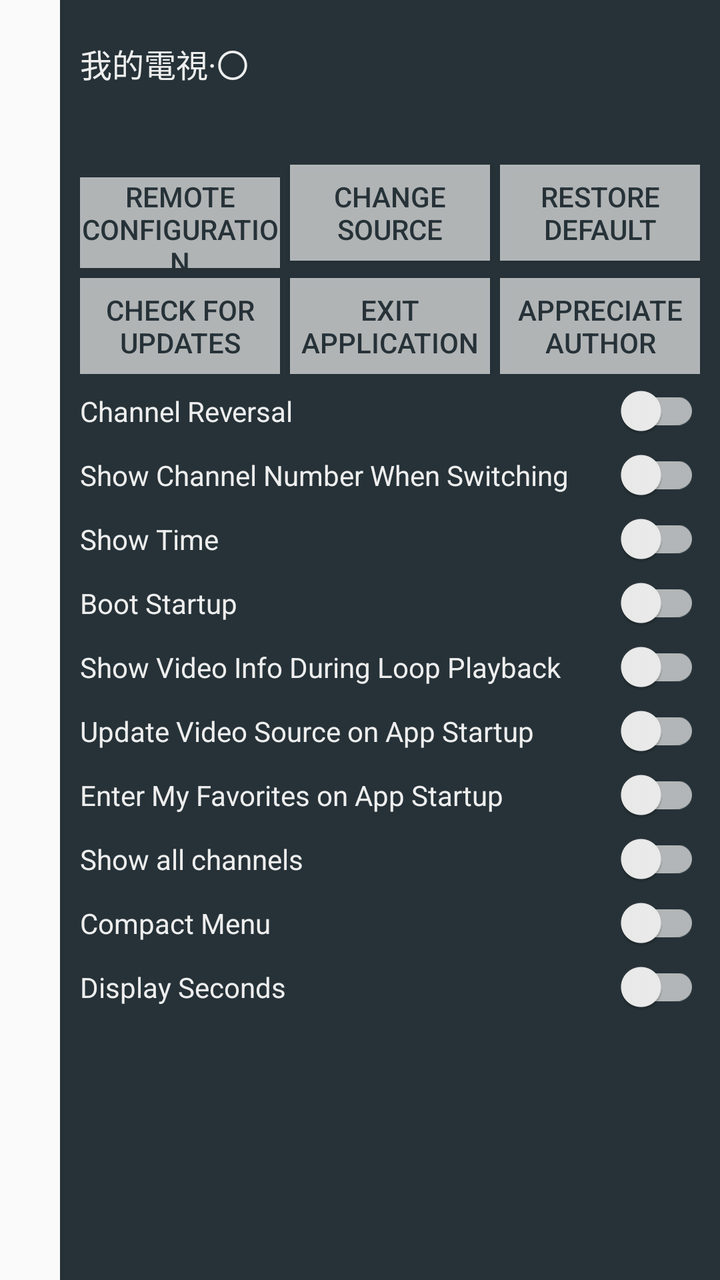
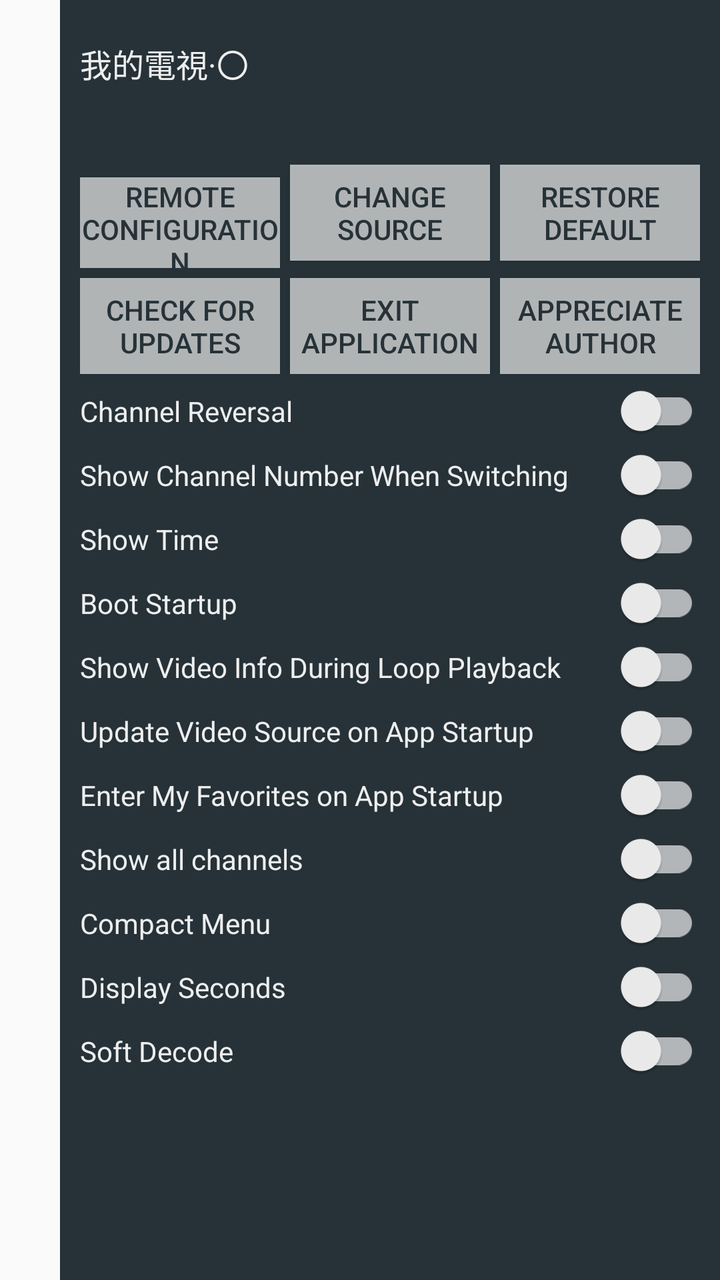

The first picture is an Android layout as it rendered before a commit; the second is the same layout after the commit. The layout source and the unified diff follow.
<!-- AndroidManifest.xml: application theme Theme.MyTV0 -->
<!-- res/layout/setting.xml -->
<?xml version="1.0" encoding="utf-8"?>
<LinearLayout xmlns:android="http://schemas.android.com/apk/res/android"
    xmlns:app="http://schemas.android.com/apk/res-auto"
    android:id="@+id/setting"
    android:layout_width="match_parent"
    android:layout_height="match_parent"
    android:clickable="true"
    android:focusable="false"
    android:gravity="end"
    >
    <ScrollView
        android:id="@+id/container"
        android:layout_width="wrap_content"
        android:layout_height="match_parent"
        android:fillViewport="true"
        >
    <LinearLayout
        android:id="@+id/content"
        android:layout_width="330dp"
        android:layout_height="wrap_content"
        android:orientation="vertical"
        android:paddingTop="20dp"
        android:paddingLeft="10dp"
        android:paddingRight="10dp"
        android:background="@color/blur"
        >
        <LinearLayout
            android:layout_width="match_parent"
            android:layout_height="wrap_content"
            android:orientation="horizontal"
            >
            <TextView
                android:id="@+id/name"
                android:layout_width="wrap_content"
                android:layout_height="wrap_content"
                android:textColor="@color/title_blur"
                android:text="@string/app_name"
                android:textSize="16sp"
                android:layout_gravity="bottom" />
            <TextView
                android:id="@+id/version_name"
                android:layout_width="wrap_content"
                android:layout_height="wrap_content"
                android:textColor="@color/description_blur"
                android:text=""
                android:textSize="14sp"
                android:layout_gravity="bottom"
                android:layout_marginStart="8dp" />
        </LinearLayout>

        <TextView
            android:id="@+id/version"
            android:layout_width="wrap_content"
            android:layout_height="wrap_content"
            android:layout_marginTop="10dp"
            android:layout_marginBottom="10dp"
            android:textColor="@color/title_blur"
            android:text=""
            android:textSize="14sp"
            />

        <LinearLayout
            android:layout_width="match_parent"
            android:layout_height="wrap_content"
            android:orientation="horizontal"
            >
            <androidx.appcompat.widget.AppCompatButton
                android:id="@+id/qrcode"
                android:layout_width="100dp"
                android:layout_height="wrap_content"
                android:background="@color/description_blur"
                android:textColor="@color/blur"
                android:layout_marginEnd="5dp"
                android:textSize="14sp"
                android:text="@string/server" />
            <androidx.appcompat.widget.AppCompatButton
                android:id="@+id/confirm_config"
                android:layout_width="100dp"
                android:layout_height="wrap_content"
                android:background="@color/description_blur"
                android:textColor="@color/blur"
                android:layout_marginEnd="5dp"
                android:textSize="14sp"
                android:text="@string/channels" />
            <androidx.appcompat.widget.AppCompatButton
                android:id="@+id/clear"
                android:layout_width="100dp"
                android:layout_height="wrap_content"
                android:background="@color/description_blur"
                android:textColor="@color/blur"
                android:layout_marginEnd="5dp"
                android:text="@string/clear"
                android:textSize="14sp"
                />
        </LinearLayout>

        <LinearLayout
            android:layout_width="match_parent"
            android:layout_height="wrap_content"
            android:layout_marginTop="5dp"
            android:orientation="horizontal"
            >
            <androidx.appcompat.widget.AppCompatButton
                android:id="@+id/check_version"
                android:layout_width="100dp"
                android:layout_height="wrap_content"
                android:background="@color/description_blur"
                android:textColor="@color/blur"
                android:layout_marginEnd="5dp"
                android:textSize="14sp"
                android:text="@string/check_version"
                />
            <androidx.appcompat.widget.AppCompatButton
                android:id="@+id/exit"
                android:layout_width="100dp"
                android:layout_height="wrap_content"
                android:background="@color/description_blur"
                android:textColor="@color/blur"
                android:layout_marginEnd="5dp"
                android:text="@string/exit"
                android:textSize="14sp"
                />
            <androidx.appcompat.widget.AppCompatButton
                android:id="@+id/appreciate"
                android:layout_width="100dp"
                android:layout_height="wrap_content"
                android:background="@color/description_blur"
                android:textColor="@color/blur"
                android:layout_marginEnd="5dp"
                android:text="@string/appreciate"
                android:textSize="14sp"
                />
        </LinearLayout>

        <androidx.appcompat.widget.SwitchCompat
            android:id="@+id/switch_channel_reversal"
            android:text="@string/title_channel_reversal"
            android:textColor="@color/title_blur"
            android:textSize="14sp"
            android:layout_marginTop="5dp"
            android:layout_width="match_parent"
            android:layout_height="wrap_content"
            app:thumbTint="@color/switch_thumb_color"
            app:trackTint="@color/switch_track_color"
            />
        <androidx.appcompat.widget.SwitchCompat
            android:id="@+id/switch_channel_num"
            android:text="@string/title_channel_num"
            android:textColor="@color/title_blur"
            android:textSize="14sp"
            android:layout_marginTop="5dp"
            android:layout_width="match_parent"
            android:layout_height="wrap_content"
            app:thumbTint="@color/switch_thumb_color"
            app:trackTint="@color/switch_track_color"
            />
        <androidx.appcompat.widget.SwitchCompat
            android:id="@+id/switch_time"
            android:text="@string/title_time"
            android:textColor="@color/title_blur"
            android:textSize="14sp"
            android:layout_marginTop="5dp"
            android:layout_width="match_parent"
            android:layout_height="wrap_content"
            app:thumbTint="@color/switch_thumb_color"
            app:trackTint="@color/switch_track_color"
            />
        <androidx.appcompat.widget.SwitchCompat
            android:id="@+id/switch_boot_startup"
            android:text="@string/title_boot_startup"
            android:textColor="@color/title_blur"
            android:layout_marginTop="5dp"
            android:textSize="14sp"
            android:layout_width="match_parent"
            android:layout_height="wrap_content"
            app:thumbTint="@color/switch_thumb_color"
            app:trackTint="@color/switch_track_color"
            />
        <androidx.appcompat.widget.SwitchCompat
            android:id="@+id/switch_repeat_info"
            android:text="@string/title_repeat_info"
            android:textColor="@color/title_blur"
            android:textSize="14sp"
            android:layout_marginTop="5dp"
            android:layout_width="match_parent"
            android:layout_height="wrap_content"
            app:thumbTint="@color/switch_thumb_color"
            app:trackTint="@color/switch_track_color"
            />
        <androidx.appcompat.widget.SwitchCompat
            android:id="@+id/switch_config_auto_load"
            android:text="@string/title_config_auto_load"
            android:textColor="@color/title_blur"
            android:textSize="14sp"
            android:layout_marginTop="5dp"
            android:layout_width="match_parent"
            android:layout_height="wrap_content"
            app:thumbTint="@color/switch_thumb_color"
            app:trackTint="@color/switch_track_color"
            />
        <androidx.appcompat.widget.SwitchCompat
            android:id="@+id/switch_default_like"
            android:text="@string/title_default_like"
            android:textColor="@color/title_blur"
            android:textSize="14sp"
            android:layout_marginTop="5dp"
            android:layout_width="match_parent"
            android:layout_height="wrap_content"
            app:thumbTint="@color/switch_thumb_color"
            app:trackTint="@color/switch_track_color"
            />
        <androidx.appcompat.widget.SwitchCompat
            android:id="@+id/switch_show_all_channels"
            android:text="@string/show_all_channels"
            android:textColor="@color/title_blur"
            android:textSize="14sp"
            android:layout_marginTop="5dp"
            android:layout_width="match_parent"
            android:layout_height="wrap_content"
            app:thumbTint="@color/switch_thumb_color"
            app:trackTint="@color/switch_track_color"
            />
        <androidx.appcompat.widget.SwitchCompat
            android:id="@+id/switch_compact_menu"
            android:text="@string/compact_menu"
            android:textColor="@color/title_blur"
            android:textSize="14sp"
            android:layout_marginTop="5dp"
            android:layout_width="match_parent"
            android:layout_height="wrap_content"
            app:thumbTint="@color/switch_thumb_color"
            app:trackTint="@color/switch_track_color"
            />
        <androidx.appcompat.widget.SwitchCompat
            android:id="@+id/switch_display_seconds"
            android:text="@string/display_seconds"
            android:textColor="@color/title_blur"
            android:textSize="14sp"
            android:layout_marginTop="5dp"
            android:layout_width="match_parent"
            android:layout_height="wrap_content"
            app:thumbTint="@color/switch_thumb_color"
            app:trackTint="@color/switch_track_color"
            />
    </LinearLayout>
    </ScrollView>
</LinearLayout>
<!-- resources referenced by this layout -->
<resources>
  <color name="blur">#FF263238</color>
  <color name="description_blur">#B3EEEEEE</color>
  <color name="title_blur">#FFEEEEEE</color>
  <string name="app_name">我的電視·〇</string>
  <string name="appreciate">Appreciate Author</string>
  <string name="channels">Change Source</string>
  <string name="check_version">Check for Updates</string>
  <string name="clear">Restore Default</string>
  <string name="compact_menu">Compact Menu</string>
  <string name="display_seconds">Display Seconds</string>
  <string name="exit">Exit Application</string>
  <string name="server">Remote Configuration</string>
  <string name="show_all_channels">Show all channels</string>
  <string name="title_boot_startup">Boot Startup</string>
  <string name="title_channel_num">Show Channel Number When Switching</string>
  <string name="title_channel_reversal">Channel Reversal</string>
  <string name="title_config_auto_load">Update Video Source on App Startup</string>
  <string name="title_default_like">Enter My Favorites on App Startup</string>
  <string name="title_repeat_info">Show Video Info During Loop Playback</string>
  <string name="title_time">Show Time</string>
  <style name="Theme.MyTV0" parent="@style/Theme.AppCompat.DayNight">
          <item name="windowNoTitle">true</item>
          <item name="android:windowDisablePreview">true</item>
      </style>
</resources>

<!-- the commit's change to res/layout/setting.xml (unified diff, before → after) -->
@@ -65,7 +65,7 @@
             android:orientation="horizontal"
             >
             <androidx.appcompat.widget.AppCompatButton
-                android:id="@+id/qrcode"
+                android:id="@+id/remote_settings"
                 android:layout_width="100dp"
                 android:layout_height="wrap_content"
                 android:background="@color/description_blur"
@@ -234,6 +234,17 @@
         <androidx.appcompat.widget.SwitchCompat
             android:id="@+id/switch_display_seconds"
             android:text="@string/display_seconds"
+            android:textColor="@color/title_blur"
+            android:textSize="14sp"
+            android:layout_marginTop="5dp"
+            android:layout_width="match_parent"
+            android:layout_height="wrap_content"
+            app:thumbTint="@color/switch_thumb_color"
+            app:trackTint="@color/switch_track_color"
+            />
+        <androidx.appcompat.widget.SwitchCompat
+            android:id="@+id/switch_soft_decode"
+            android:text="@string/soft_decode"
             android:textColor="@color/title_blur"
             android:textSize="14sp"
             android:layout_marginTop="5dp"
<!-- resource entries referenced after the edit -->
@@ -13,6 +13,7 @@
   <string name="exit">Exit Application</string>
   <string name="server">Remote Configuration</string>
   <string name="show_all_channels">Show all channels</string>
+  <string name="soft_decode">Soft Decode</string>
   <string name="title_boot_startup">Boot Startup</string>
   <string name="title_channel_num">Show Channel Number When Switching</string>
   <string name="title_channel_reversal">Channel Reversal</string>
